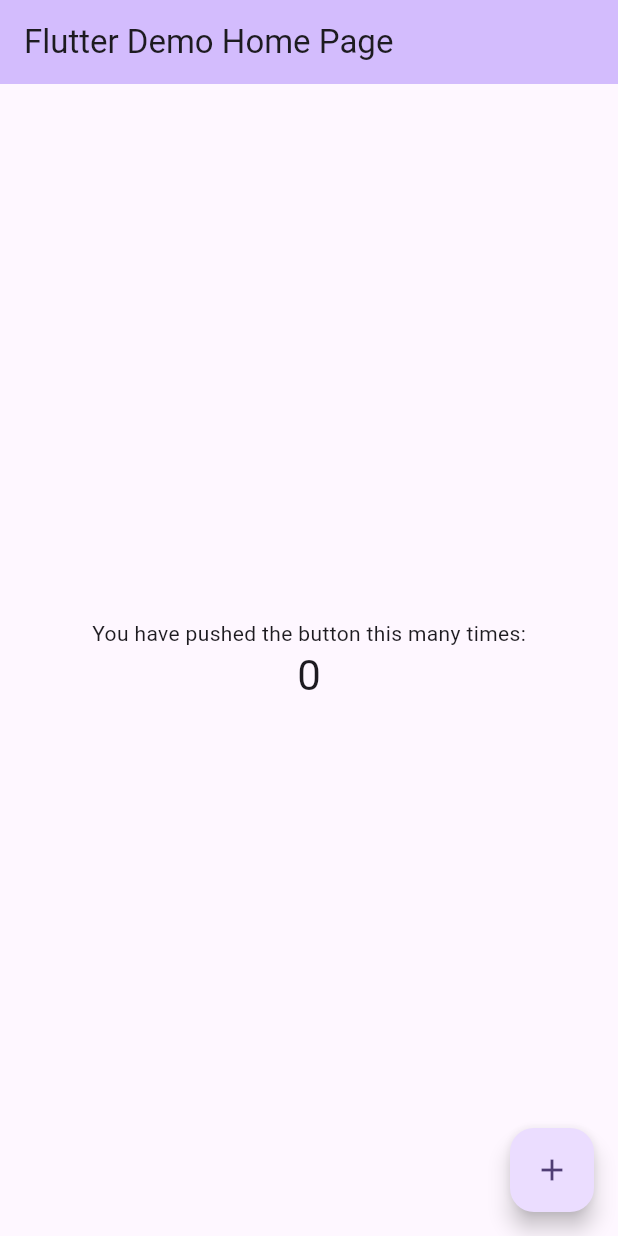
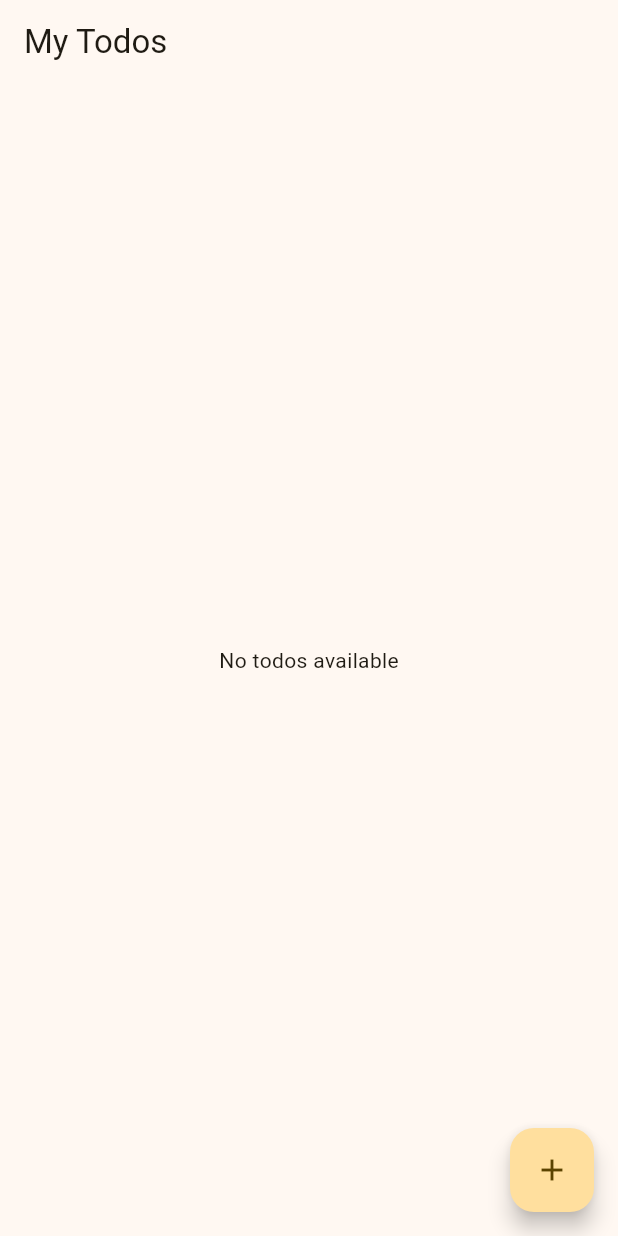
Before and after one commit to BotsheloRamela/Flutter-Todo-Bloc, a Flutter app: the screen it shows after launch, on a phone screen of 412 x 824 dp. Run offline on Flutter 3.47's test engine with Material 3 defaults, Android fonts, the phone set to English and light mode, and no system bars; our stand-ins replace equatable, floor, flutter_bloc, sqflite; accounts and stored records are empty; generated files the repository leaves out were written again.

Commit message:
feat(ui): Create basic home screen with todo list

```diff
--- a/lib/data/database/app_database.dart
+++ b/lib/data/database/app_database.dart
@@ -1,7 +1,10 @@
+
+import 'dart:async';
 
 import 'package:floor/floor.dart';
 import 'package:flutter_todo_bloc/data/database/todo_dao.dart';
 import 'package:flutter_todo_bloc/data/database/todo_entity.dart';
+import 'package:sqflite/sqflite.dart' as sqflite;
 
 part 'app_database.g.dart';
 
--- a/lib/main.dart
+++ b/lib/main.dart
@@ -7,6 +7,7 @@ import 'package:flutter_todo_bloc/domain/usecases/get_todo_by_id.dart';
 import 'package:flutter_todo_bloc/domain/usecases/update_todo.dart';
 import 'package:flutter_todo_bloc/injection_container.dart';
 import 'package:flutter_todo_bloc/presentation/bloc/todo_bloc.dart';
+import 'package:flutter_todo_bloc/presentation/screens/home_screen.dart';
 import 'package:provider/provider.dart';
 
 void main() async {
@@ -24,11 +25,10 @@ class MyApp extends StatelessWidget {
   const MyApp({super.key});
 
   @override
-  Widget build(BuildContext context) {
-    return MaterialApp(
-      title: 'Flutter Demo',
+  Widget build(BuildContext context) => MaterialApp(
+      title: 'Todo App',
       theme: ThemeData(
-        colorScheme: ColorScheme.fromSeed(seedColor: Colors.deepPurple),
+        colorScheme: ColorScheme.fromSeed(seedColor: Colors.amber),
       ),
       home: BlocProvider(
         create: (context) => TodoBloc(
@@ -38,54 +38,7 @@ class MyApp extends StatelessWidget {
           deleteTodo: Provider.of<DeleteTodo>(context, listen: false),
           getTodoById: Provider.of<GetTodoById>(context, listen: false),
         ),
-        child: const MyHomePage(title: 'Flutter Demo Home Page'),
+        child: const HomeScreen(),
       ),
     );
-  }
 }
-
-class MyHomePage extends StatefulWidget {
-  const MyHomePage({super.key, required this.title});
-
-  final String title;
-
-  @override
-  State<MyHomePage> createState() => _MyHomePageState();
-}
-
-class _MyHomePageState extends State<MyHomePage> {
-  int _counter = 0;
-
-  void _incrementCounter() {
-    setState(() {
-      _counter++;
-    });
-  }
-
-  @override
-  Widget build(BuildContext context) {
-    return Scaffold(
-      appBar: AppBar(
-        backgroundColor: Theme.of(context).colorScheme.inversePrimary,
-        title: Text(widget.title),
-      ),
-      body: Center(
-        child: Column(
-          mainAxisAlignment: MainAxisAlignment.center,
-          children: <Widget>[
-            const Text('You have pushed the button this many times:'),
-            Text(
-              '$_counter',
-              style: Theme.of(context).textTheme.headlineMedium,
-            ),
-          ],
-        ),
-      ),
-      floatingActionButton: FloatingActionButton(
-        onPressed: _incrementCounter,
-        tooltip: 'Increment',
-        child: const Icon(Icons.add),
-      ),
-    );
-  }
-}
--- /dev/null
+++ b/lib/presentation/screens/home_screen.dart
@@ -0,0 +1,45 @@
+
+import 'package:flutter/material.dart';
+import 'package:flutter_bloc/flutter_bloc.dart';
+import 'package:flutter_todo_bloc/presentation/bloc/todo_bloc.dart';
+import 'package:flutter_todo_bloc/presentation/bloc/todo_state.dart';
+import 'package:flutter_todo_bloc/presentation/widgets/todo_item.dart';
+
+class HomeScreen extends StatefulWidget {
+  const HomeScreen({super.key});
+
+  @override
+  State<HomeScreen> createState() => _HomeScreenState();
+}
+
+class _HomeScreenState extends State<HomeScreen> {
+  @override
+  Widget build(BuildContext context) => Scaffold(
+      appBar: AppBar(
+        title: const Text('My Todos'),
+      ),
+      body: BlocBuilder<TodoBloc, TodoState>(
+        builder: (context, state) {
+          if (state.status == TodoStatus.loading) {
+            return const Center(child: CircularProgressIndicator());
+          } else if (state.todos.isEmpty) {
+            return const Center(child: Text('No todos available'));
+          } else {
+            return ListView.builder(
+              itemCount: state.todos.length,
+              itemBuilder: (context, index) {
+                final todo = state.todos[index];
+                return TodoItem(todo: todo);
+              },
+            );
+          }
+        },
+      ),
+      floatingActionButton: FloatingActionButton(
+        onPressed: () {
+          // Navigate to add todo page
+        },
+        child: const Icon(Icons.add),
+      ),
+    );
+}
--- /dev/null
+++ b/lib/presentation/widgets/todo_item.dart
@@ -0,0 +1,25 @@
+
+import 'package:flutter/material.dart';
+import 'package:flutter_todo_bloc/domain/entities/todo.dart';
+
+class TodoItem extends StatelessWidget {
+  const TodoItem({required this.todo, super.key});
+
+  final Todo todo;
+
+  @override
+  Widget build(BuildContext context) {
+    // TODO: Convert time to a more readable format
+    return ListTile(
+      title: Text(todo.title),
+      subtitle: Text('Created at: ${todo.createdAt}'),
+      trailing: Checkbox(
+        value: todo.isCompleted,
+        onChanged: (value) {
+          // Handle checkbox state change
+          // This could be a callback to update the todo item
+        },
+      ),
+    );
+  }
+}
--- a/pubspec.yaml
+++ b/pubspec.yaml
@@ -20,6 +20,7 @@ dependencies:
 
   # Database
   floor: ^1.5.0
+  sqflite: ^2.4.2
 
   # Utilities
   path: ^1.9.1
```
Also changed, not shown: pubspec.lock, 1 other file.
